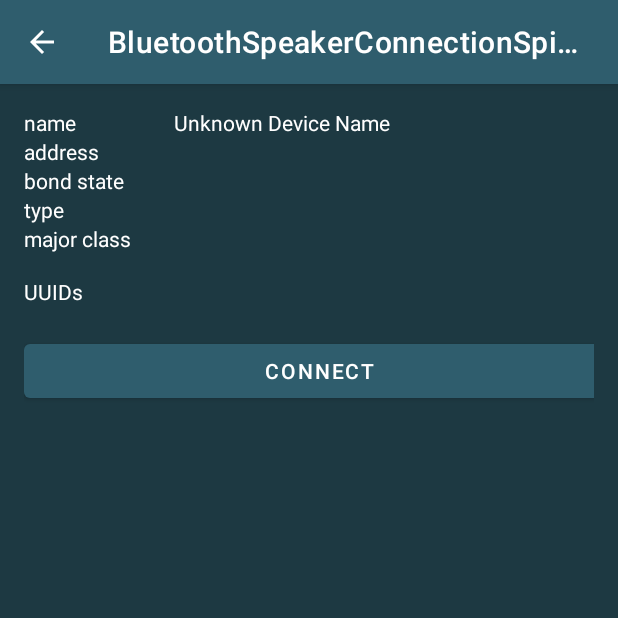
After one commit to IgorTFromK/AndroidBluetoothSpeakerConnectionSpielerei, an Android app: the BluetoothDeviceInfoActivity screen opened directly, with no data from a screen before it, on a phone screen of 412 x 824 dp, the top half of it. The commit adds this screen. Run offline under Robolectric (Android 15) with nearby library versions, the phone set to English and light mode, and no system bars.

Commit message:
second activity implemented

```diff
--- a/app/src/main/AndroidManifest.xml
+++ b/app/src/main/AndroidManifest.xml
@@ -17,6 +17,10 @@
                 <category android:name="android.intent.category.LAUNCHER" />
             </intent-filter>
         </activity>
+        <activity android:name=".BluetoothDeviceInfoActivity"
+            android:parentActivityName=".MainActivity">
+        </activity>
+
     </application>
     <uses-permission android:name="android.permission.BLUETOOTH" />
     <uses-permission android:name="android.permission.BLUETOOTH_ADMIN" />
--- a/app/src/main/java/com/example/bluetoothspeakerconnectionspielerei/BluetoothDeviceAdapter.kt
+++ b/app/src/main/java/com/example/bluetoothspeakerconnectionspielerei/BluetoothDeviceAdapter.kt
@@ -13,12 +13,12 @@ class BluetoothDeviceAdapter(private val bluetoothDevices: ArrayList<BluetoothDe
 
     class ViewHolder(view: View) : RecyclerView.ViewHolder(view) {
         private val txtViewDeviceName: TextView = view.findViewById(R.id.txt_view_device_name)
-        private val txtViewDeviceAddress: TextView = view.findViewById(R.id.txt_view_device_adress)
+        private val txtViewDeviceAddress: TextView = view.findViewById(R.id.txt_view_device_address)
         private val txtViewDevicePaired: TextView = view.findViewById(R.id.txt_view_device_paired)
 
 
         fun bind(bluetoothDevice: BluetoothDevice?, listener: OnItemClickListener) {
-            txtViewDeviceName.text = if (bluetoothDevice?.name == null) "No name provided" else bluetoothDevice?.name
+            txtViewDeviceName.text = if (bluetoothDevice?.name == null) Constants.UNKNOWN_DEVICE_NAME else bluetoothDevice?.name
             txtViewDeviceAddress.text = bluetoothDevice?.address
             txtViewDevicePaired.text = Constants.BONDING_STATE[bluetoothDevice?.bondState]
             itemView.setOnClickListener { listener.onItemClick(bluetoothDevice) }
--- /dev/null
+++ b/app/src/main/java/com/example/bluetoothspeakerconnectionspielerei/BluetoothDeviceInfoActivity.kt
@@ -0,0 +1,50 @@
+package com.example.bluetoothspeakerconnectionspielerei
+
+import android.annotation.SuppressLint
+import android.bluetooth.BluetoothDevice
+import android.os.Bundle
+import android.os.ParcelUuid
+import android.util.Log
+import android.widget.TextView
+import androidx.appcompat.app.AppCompatActivity
+import java.lang.String
+
+
+class BluetoothDeviceInfoActivity : AppCompatActivity() {
+
+    companion object {
+        private const val LOG_TAG = "BluetoothDeviceInfoActivity: "
+    }
+
+    @SuppressLint("LongLogTag")
+    override fun onCreate(savedInstance: Bundle?){
+        super.onCreate(savedInstance)
+        setContentView(R.layout.activity_bluetooth_device_info_activity)
+
+        val bluetoothDevice: BluetoothDevice? = intent.extras?.getParcelable(MainActivity.EXTRA_MESSAGE)
+                as? BluetoothDevice
+
+        val txtViewName = findViewById<TextView>(R.id.txt_view_dev_name)
+        val txtViewAdress = findViewById<TextView>(R.id.txt_view_dev_address)
+        val txtViewBondState = findViewById<TextView>(R.id.txt_view_dev_bond_state)
+        val txtViewMajorClass = findViewById<TextView>(R.id.txt_view_dev_major_class)
+        val txtViewType = findViewById<TextView>(R.id.txt_view_dev_type)
+        val txtViewUUID = findViewById<TextView>(R.id.txt_view_dev_uuid)
+
+        txtViewName.text = if (bluetoothDevice?.name == null) Constants.UNKNOWN_DEVICE_NAME
+            else bluetoothDevice?.name
+        txtViewAdress.text = bluetoothDevice?.address
+        txtViewBondState.text = Constants.BONDING_STATE[bluetoothDevice?.bondState]
+        txtViewType.text = Constants.BLUETOOTH_DEVICE_TYPE[bluetoothDevice?.type]
+        txtViewMajorClass.text = Constants.BLUETOOTH_DEVICE_MAJOR_CLASS[bluetoothDevice?.bluetoothClass
+                ?.majorDeviceClass]
+        val uuids = bluetoothDevice?.uuids
+        if (uuids != null) {
+            for (uuid: ParcelUuid in uuids) {
+                val tmp = txtViewUUID.text
+                val formatUUID = String.format("%s\r\n", uuid)
+                txtViewUUID.text = "$tmp   $formatUUID"
+            }
+        }
+    }
+}
--- a/app/src/main/java/com/example/bluetoothspeakerconnectionspielerei/Constants.kt
+++ b/app/src/main/java/com/example/bluetoothspeakerconnectionspielerei/Constants.kt
@@ -1,10 +1,21 @@
 package com.example.bluetoothspeakerconnectionspielerei
 
+import android.bluetooth.BluetoothClass
 import android.bluetooth.BluetoothDevice
+import android.bluetooth.BluetoothHealthCallback
 
 class Constants private constructor(){
     companion object{
         @JvmField  val BONDING_STATE = mapOf(BluetoothDevice.BOND_NONE to "not bonded",
                 BluetoothDevice.BOND_BONDING to "bonding", BluetoothDevice.BOND_BONDED to "bonded")
+        @JvmField val BLUETOOTH_DEVICE_MAJOR_CLASS = mapOf(BluetoothClass.Device.Major.AUDIO_VIDEO to "Audio/Video",
+                BluetoothClass.Device.Major.COMPUTER to "Computer", BluetoothClass.Device.Major.HEALTH to "Health",
+                BluetoothClass.Device.Major.IMAGING to "Imaging", BluetoothClass.Device.Major.MISC to "Misc",
+                BluetoothClass.Device.Major.NETWORKING to "Networking", BluetoothClass.Device.Major.PERIPHERAL to "Peripheral",
+                BluetoothClass.Device.Major.PHONE to "Phone", BluetoothClass.Device.Major.TOY to "Toy",
+                BluetoothClass.Device.Major.UNCATEGORIZED to "Uncategorized", BluetoothClass.Device.Major.WEARABLE to "Wearable")
+        @JvmField val BLUETOOTH_DEVICE_TYPE = mapOf(BluetoothDevice.DEVICE_TYPE_CLASSIC to "BR/EDR", BluetoothDevice.DEVICE_TYPE_LE to "LE-only",
+        BluetoothDevice.DEVICE_TYPE_LE to "LE-only", BluetoothDevice.DEVICE_TYPE_DUAL to "BR/EDR/LE", BluetoothDevice.DEVICE_TYPE_UNKNOWN to "Unknown")
+        const val UNKNOWN_DEVICE_NAME = "Unknown Device Name"
     }
 }
--- a/app/src/main/java/com/example/bluetoothspeakerconnectionspielerei/MainActivity.kt
+++ b/app/src/main/java/com/example/bluetoothspeakerconnectionspielerei/MainActivity.kt
@@ -41,7 +41,7 @@ class MainActivity : AppCompatActivity(), View.OnClickListener {
                     bltDeviceAdapter.add(device)
                     Log.d(LOG_TAG, "name: " + device?.name + " adress: " + device?.address +
                             "Bluetooth Class " + device?.uuids.toString() + " devicetype: "
-                            + device?.type +" bonded: " + device?.bondState + " bluetooth class: "
+                            + device?.type + " bonded: " + device?.bondState + " bluetooth class: "
                             + device?.bluetoothClass?.majorDeviceClass)
                 }
             }
@@ -49,7 +49,7 @@ class MainActivity : AppCompatActivity(), View.OnClickListener {
     }
 
 
-    // Todo: Add Butterknife Framework for dependency injection View Elements
+    // Todo: Add Butterknife Framework for dependency injection for view elements
     // View elems
     private lateinit var scanBtn: Button;
     private lateinit var recyclerView: RecyclerView
@@ -58,7 +58,9 @@ class MainActivity : AppCompatActivity(), View.OnClickListener {
 
     companion object {
         private const val PERMISSIONS_MULTIPLE_REQUEST = 123
-        private const val LOG_TAG = "Logging: MainActivity: "
+        private const val LOG_TAG = "MainActivity: "
+        const val EXTRA_MESSAGE = "com.example.bluetoothspeakerconnectionspielerei"
+
     }
 
     override fun onCreate(savedInstanceState: Bundle?) {
@@ -70,12 +72,16 @@ class MainActivity : AppCompatActivity(), View.OnClickListener {
         recyclerView = findViewById(R.id.recycler_view)
         val layoutManager: RecyclerView.LayoutManager = LinearLayoutManager(this)
         recyclerView.layoutManager = layoutManager
-        bltDeviceAdapter = BluetoothDeviceAdapter(arrayListOf<BluetoothDevice?>(), object: OnItemClickListener{
+        bltDeviceAdapter = BluetoothDeviceAdapter(arrayListOf<BluetoothDevice?>(), object : OnItemClickListener {
             override fun onItemClick(bluetoothDevice: BluetoothDevice?) {
-                Log.d(LOG_TAG, "Click:  " +"name: " + bluetoothDevice?.name + " adress: " + bluetoothDevice?.address +
+                Log.d(LOG_TAG, "Click:  " + "name: " + bluetoothDevice?.name + " adress: " + bluetoothDevice?.address +
                         "Bluetooth Class " + bluetoothDevice?.uuids.toString() + " devicetype: "
-                        + bluetoothDevice?.type +" bonded: " + bluetoothDevice?.bondState +
-                        " bluetoothclass: " + bluetoothDevice?.bluetoothClass?.majorDeviceClass)
+                        + bluetoothDevice?.type + " bonded: " + bluetoothDevice?.bondState)
+                val myIntent = Intent(this@MainActivity, BluetoothDeviceInfoActivity::class.java)
+                myIntent.putExtra(EXTRA_MESSAGE, bluetoothDevice) //Optional parameters
+                this@MainActivity.startActivity(myIntent)
+
+
             }
         })
 
@@ -91,7 +97,7 @@ class MainActivity : AppCompatActivity(), View.OnClickListener {
         registerReceiver(receiver, filter)
     }
 
-    //Todo: refractor permisson stuff
+    //Todo: refactor permission stuff
     override fun onRequestPermissionsResult(requestCode: Int, permissions: Array<out String>, grantResults: IntArray) {
         super.onRequestPermissionsResult(requestCode, permissions, grantResults)
         when (requestCode) {
--- /dev/null
+++ b/app/src/main/res/layout/activity_bluetooth_device_info_activity.xml
@@ -0,0 +1,126 @@
+<?xml version="1.0" encoding="utf-8"?>
+
+<ScrollView xmlns:android="http://schemas.android.com/apk/res/android"
+    xmlns:tools="http://schemas.android.com/tools"
+    android:layout_width="match_parent"
+    android:layout_height="match_parent"
+    android:background="@color/teal_700">
+
+    <LinearLayout
+        android:layout_width="match_parent"
+        android:layout_height="wrap_content"
+        android:orientation="vertical"
+        android:padding="16dp">
+
+        <TableLayout
+            android:layout_width="match_parent"
+            android:layout_height="wrap_content">
+
+            <TableRow>
+
+                <TextView
+                    android:layout_width="100dp"
+                    android:textColor="@color/white"
+                    android:text="name" />
+
+                <TextView
+                    android:id="@+id/txt_view_dev_name"
+                    android:layout_width="match_parent"
+                    android:textColor="@color/white"
+                    android:text="---" />
+            </TableRow>
+
+
+            <TableRow>
+
+                <TextView
+                    android:layout_width="100dp"
+                    android:textColor="@color/white"
+                    android:text="address" />
+
+                <TextView
+                    android:id="@+id/txt_view_dev_address"
+                    android:textColor="@color/white"
+                    android:layout_width="match_parent"
+                    android:text="---" />
+            </TableRow>
+
+
+            <TableRow>
+
+                <TextView
+                    android:layout_width="100dp"
+                    android:textColor="@color/white"
+                    android:text="bond state" />
+
+                <TextView
+                    android:id="@+id/txt_view_dev_bond_state"
+                    android:textColor="@color/white"
+                    android:layout_width="match_parent"
+                    android:text="---" />
+            </TableRow>
+
+
+            <TableRow>
+
+                <TextView
+                    android:layout_width="100dp"
+                    android:textColor="@color/white"
+                    android:text="type" />
+
+                <TextView
+                    android:id="@+id/txt_view_dev_type"
+                    android:textColor="@color/white"
+                    android:layout_width="match_parent"
+                    android:text="---" />
+            </TableRow>
+
+
+            <TableRow>
+
+                <TextView
+                    android:layout_width="100dp"
+                    android:textColor="@color/white"
+                    android:text="major class" />
+
+                <TextView
+                    android:id="@+id/txt_view_dev_major_class"
+                    android:textColor="@color/white"
+                    android:layout_width="match_parent"
+                    android:text="---" />
+            </TableRow>
+        </TableLayout>
+
+
+        <LinearLayout
+            android:layout_width="394dp"
+            android:layout_height="wrap_content"
+            android:layout_marginTop="16dp"
+            android:orientation="vertical">
+
+            <TextView
+                android:layout_width="match_parent"
+                android:layout_height="wrap_content"
+                android:layout_weight="1"
+                android:textColor="@color/white"
+                android:text="UUIDs" />
+
+            <TextView
+                android:id="@+id/txt_view_dev_uuid"
+                android:layout_width="match_parent"
+                android:layout_height="wrap_content"
+                android:layout_weight="1"
+                android:textColor="@color/white"/>
+
+            <Button
+                android:id="@+id/button_connect"
+                android:layout_width="match_parent"
+                android:layout_height="wrap_content"
+                android:layout_weight="1"
+                android:textColor="@color/white"
+                android:text="Connect" />
+        </LinearLayout>
+
+    </LinearLayout>
+
+</ScrollView>
--- a/app/src/main/res/layout/list_elem.xml
+++ b/app/src/main/res/layout/list_elem.xml
@@ -14,7 +14,7 @@
         android:text="TextView" />
 
     <TextView
-        android:id="@+id/txt_view_device_adress"
+        android:id="@+id/txt_view_device_address"
         android:background="@color/teal_200"
         android:textColor="@color/white"
         android:layout_width="match_parent"
```
